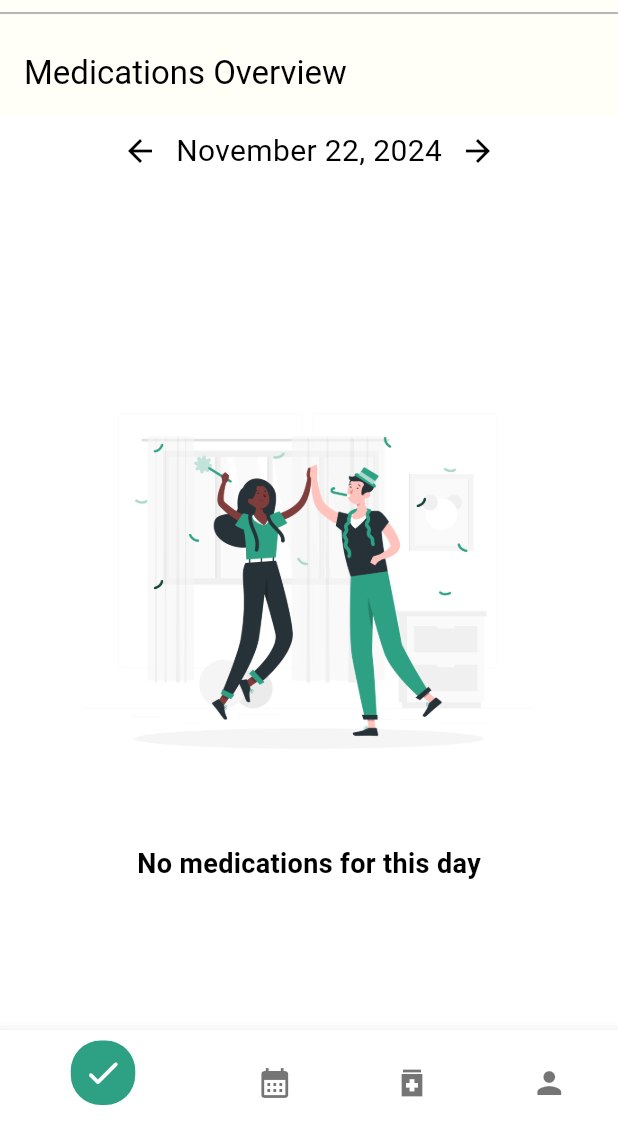
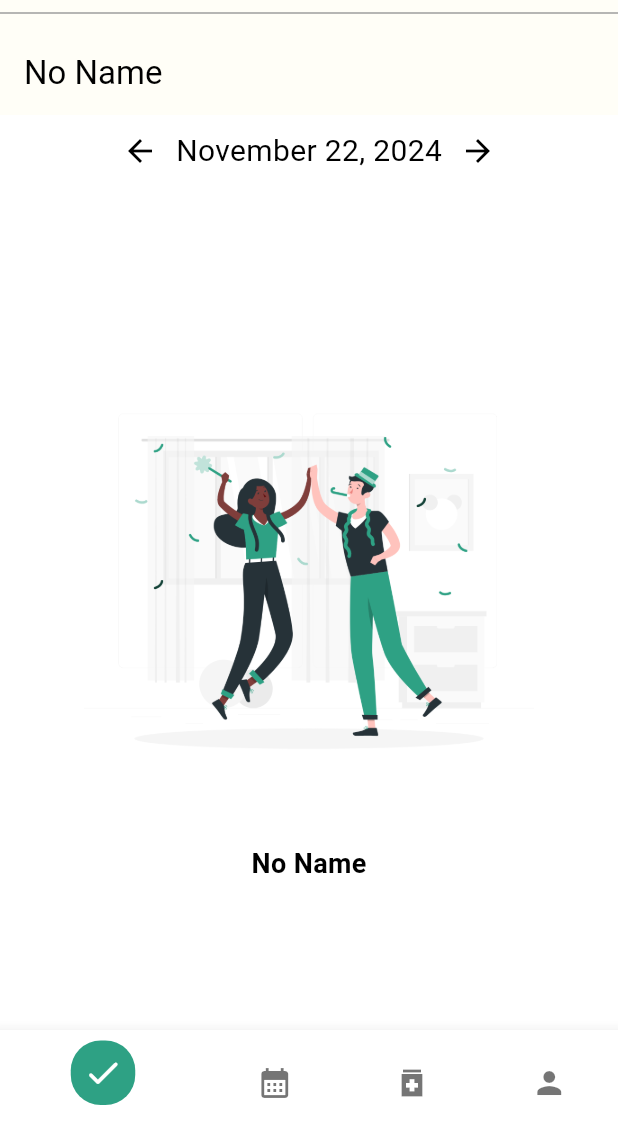
Before and after one commit to Majd-sud/Tadawa-app, a Flutter app: the screen it shows once a user with an empty profile is signed in, on a phone screen of 412 x 824 dp, the part 89-1236 px from its top. Run offline on Flutter 3.47's test engine with Material 3 defaults, Android fonts, the phone set to English and light mode, and no system bars; our stand-ins replace cloud_firestore, firebase_auth, firebase_core, firebase_storage, flutter_local_notifications, flutter_timezone and 4 more; accounts and stored records are empty.

Commit message:
add not final translation to main

```diff
--- a/lib/screens/main_screen.dart
+++ b/lib/screens/main_screen.dart
@@ -11,6 +11,7 @@ import 'package:tadawa_app/theme_providor.dart';
 import 'package:timezone/data/latest.dart' as tz;
 import 'package:timezone/timezone.dart' as tz;
 import 'package:flutter_timezone/flutter_timezone.dart';
+import 'package:tadawa_app/generated/l10n.dart';
 
 final GlobalKey<ScaffoldMessengerState> _scaffoldMessengerKey =
     GlobalKey<ScaffoldMessengerState>();
@@ -307,7 +308,7 @@ class _MainScreenState extends State<MainScreen> {
         child: Scaffold(
           appBar: AppBar(
             backgroundColor: const Color.fromRGBO(255, 254, 247, 255),
-            title: const Text('Medications Overview'),
+            title: Text(S.of(context).noName),
           ),
           body: Column(
             children: [
@@ -323,20 +324,17 @@ class _MainScreenState extends State<MainScreen> {
     final todaysMedications = _getTodaysMedications(_selectedDate);
 
     if (todaysMedications.isEmpty) {
-      return Column(
-        mainAxisAlignment: MainAxisAlignment.center,
-        children: [
+      return Column(mainAxisAlignment: MainAxisAlignment.center, children: [
         Image.asset(
           'assets/images/main_screen.png',
           height: 300,
         ),
         const SizedBox(height: 20),
-          const Text(
-            'No medications for this day',
-            style: TextStyle(fontSize: 18, fontWeight: FontWeight.bold),
+        Text(
+          S.of(context).noName, // Use localized text
+          style: const TextStyle(fontSize: 18, fontWeight: FontWeight.bold),
         ),
-        ],
-      );
+      ]);
     }
 
     return ListView.builder(
--- a/lib/screens/settings_screen.dart
+++ b/lib/screens/settings_screen.dart
@@ -61,6 +61,7 @@ class _SettingsScreenState extends State<SettingsScreen> {
     setState(() {
       _currentLocale = locale;
     });
+    // Notify the localization package of the locale change
     S.load(locale);
   }
 
@@ -188,14 +189,14 @@ class _SettingsScreenState extends State<SettingsScreen> {
                 title: const Text('English'),
                 onTap: () {
                   _changeLanguage(const Locale('en'));
-                  Navigator.of(context).pop();
+                  Navigator.of(context).pop(); // Close the dialog
                 },
               ),
               ListTile(
                 title: const Text('العربية'),
                 onTap: () {
                   _changeLanguage(const Locale('ar'));
-                  Navigator.of(context).pop();
+                  Navigator.of(context).pop(); // Close the dialog
                 },
               ),
             ],
--- a/pubspec.yaml
+++ b/pubspec.yaml
@@ -51,6 +51,8 @@ dependencies:
 dev_dependencies:
   flutter_test:
     sdk: flutter
+  intl_utils: ^2.8.7
+
 
   # The "flutter_lints" package below contains a set of recommended lints to
   # encourage good coding practices. The lint set provided by the package is
```
Also changed, not shown: lib/l10n/intl_ar.arb (+6 -8 lines), lib/l10n/intl_en.arb (+6 -5 lines), pubspec.lock, 1 other file. Lines whose indentation alone changed are shown as unchanged.
